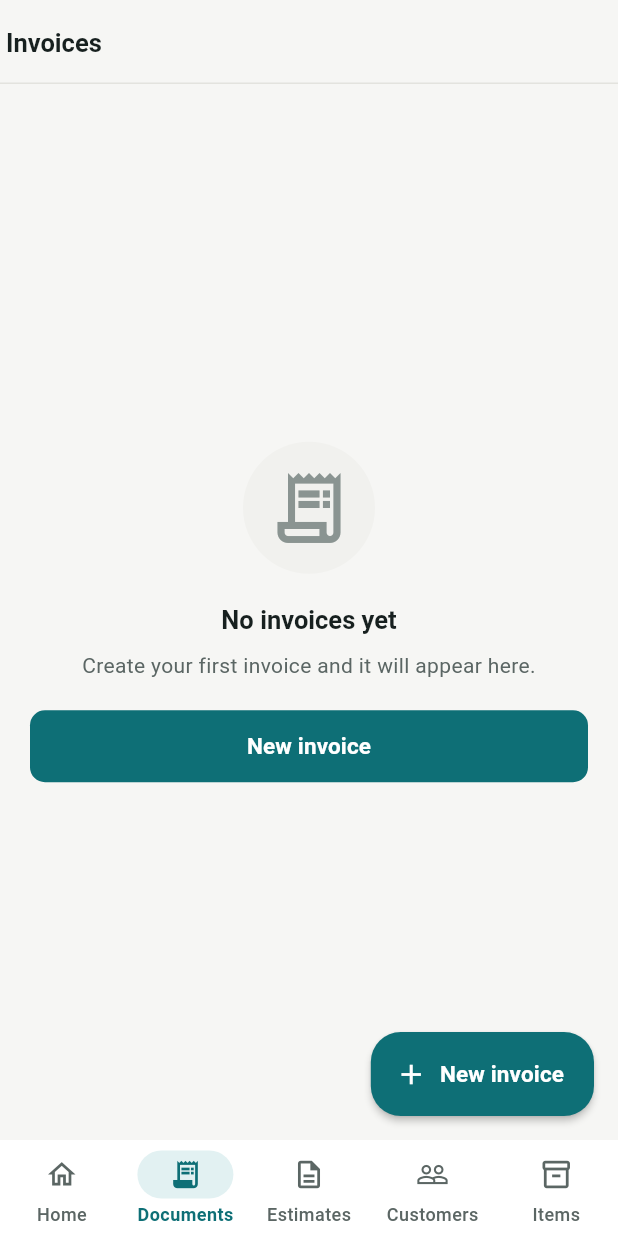
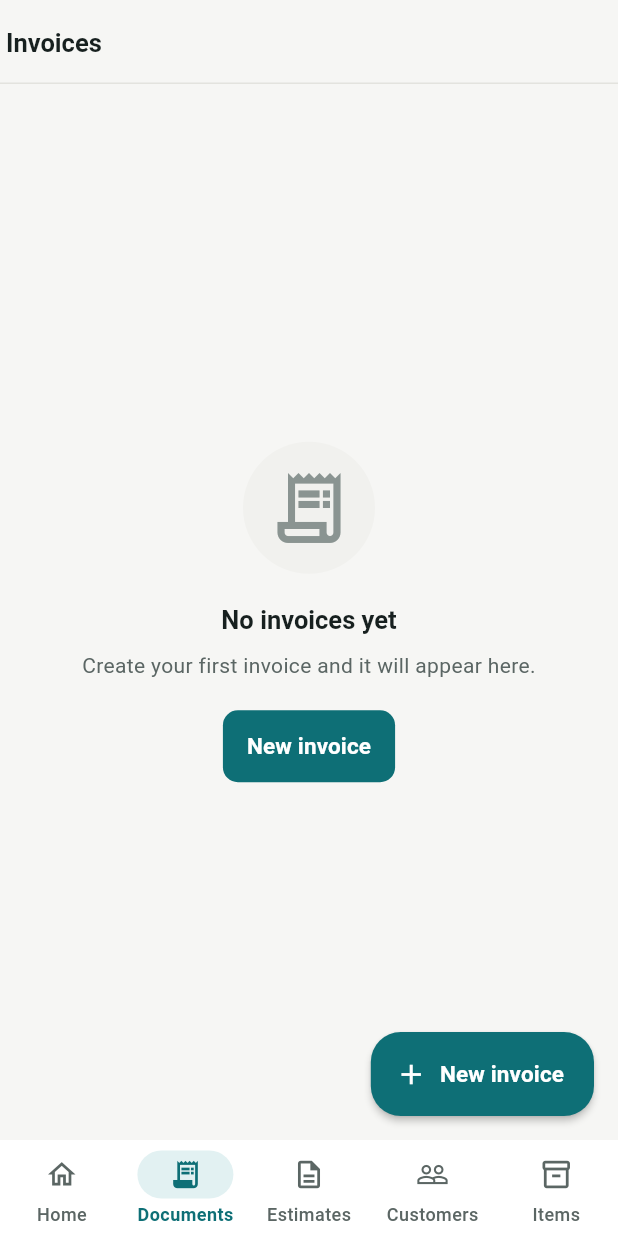
Before and after one commit to 5-abdulsami/invoice_maker_app, a Flutter app: the screen it shows after launch, item 2 of the bottom bar chosen, on a phone screen of 412 x 824 dp. Run offline on Flutter 3.47's test engine with Material 3 defaults, Android fonts, the phone set to English and light mode, and no system bars; our stand-ins replace image_picker, pdf, printing, share_plus, signature; missing offline and left inert: file_selector.

Commit message:
fix(constraint): fix the infinite constraints bug in UI

```diff
--- a/lib/core/design/app_theme.dart
+++ b/lib/core/design/app_theme.dart
@@ -353,8 +353,10 @@ sealed class AppTheme {
 
   static ButtonStyle _buttonStyle(TextTheme textTheme) {
     return ButtonStyle(
+      // Finite width: an infinite minimum width crashes any button laid out
+      // in a Row, app bar, or dialog. Full-width buttons use AppButton.expand.
       minimumSize: const WidgetStatePropertyAll(
-        Size.fromHeight(Layout.minTapTarget),
+        Size(Layout.minTapTarget, Layout.minTapTarget),
       ),
       padding: const WidgetStatePropertyAll(
         EdgeInsets.symmetric(horizontal: Insets.lg),
```
